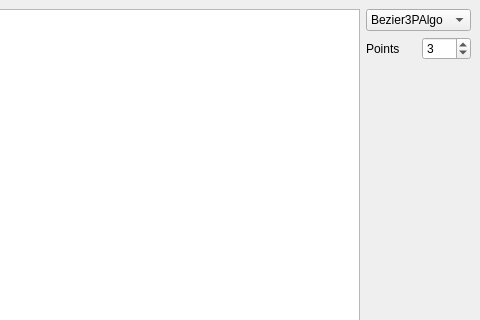
This is MainWindow.ui in faalbers/CurvePlot as Qt 5 draws it before an edit; both pictures show x 378 to 858 and y 0 to 320 of the 858 by 731 pixel window. The edited form follows.
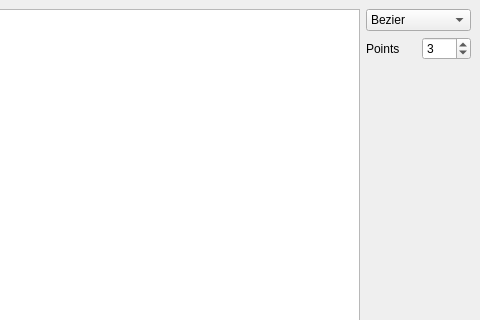
This is the edited form.

Diff of the .ui file:
```diff
--- a/MainWindow.ui
+++ b/MainWindow.ui
@@ -22,6 +22,11 @@
      <layout class="QVBoxLayout" name="verticalLayout_2">
       <item>
        <widget class="QComboBox" name="curveType">
+        <item>
+         <property name="text">
+          <string>Bezier</string>
+         </property>
+        </item>
         <item>
          <property name="text">
           <string>Bezier3PAlgo</string>
```
Left out of the diff: 5 changed lines with no effect on the pictures.
